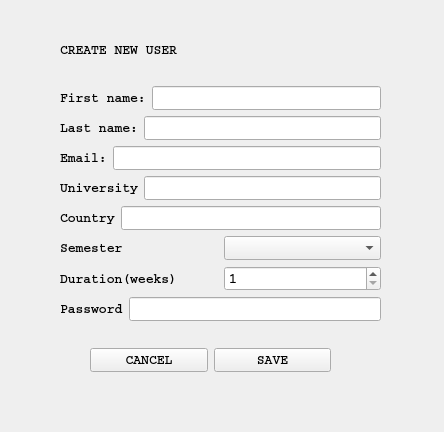
Old version of the form newstudent.ui in the repository casalete/ErasmusIo.
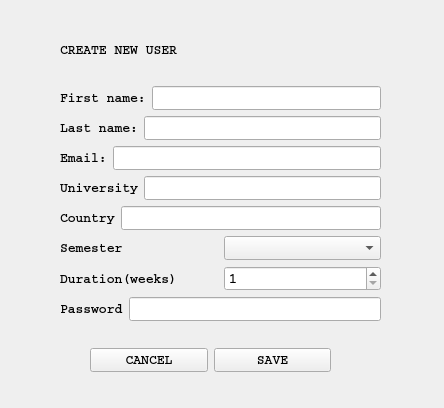
New version of the form. Icons and pictures are not drawn.

Commit message: vj,bnm

What changed in the file:
```diff
--- a/newstudent.ui
+++ b/newstudent.ui
@@ -7,7 +7,7 @@
     <x>0</x>
     <y>0</y>
     <width>444</width>
-    <height>432</height>
+    <height>408</height>
    </rect>
   </property>
   <property name="windowTitle">
```
